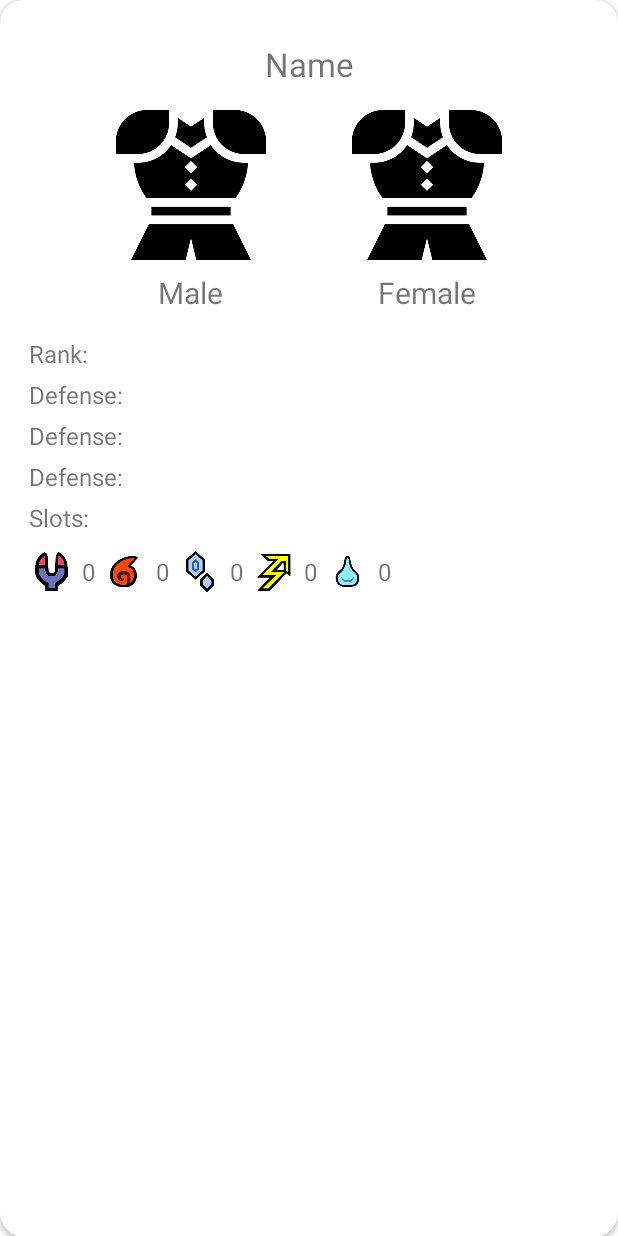
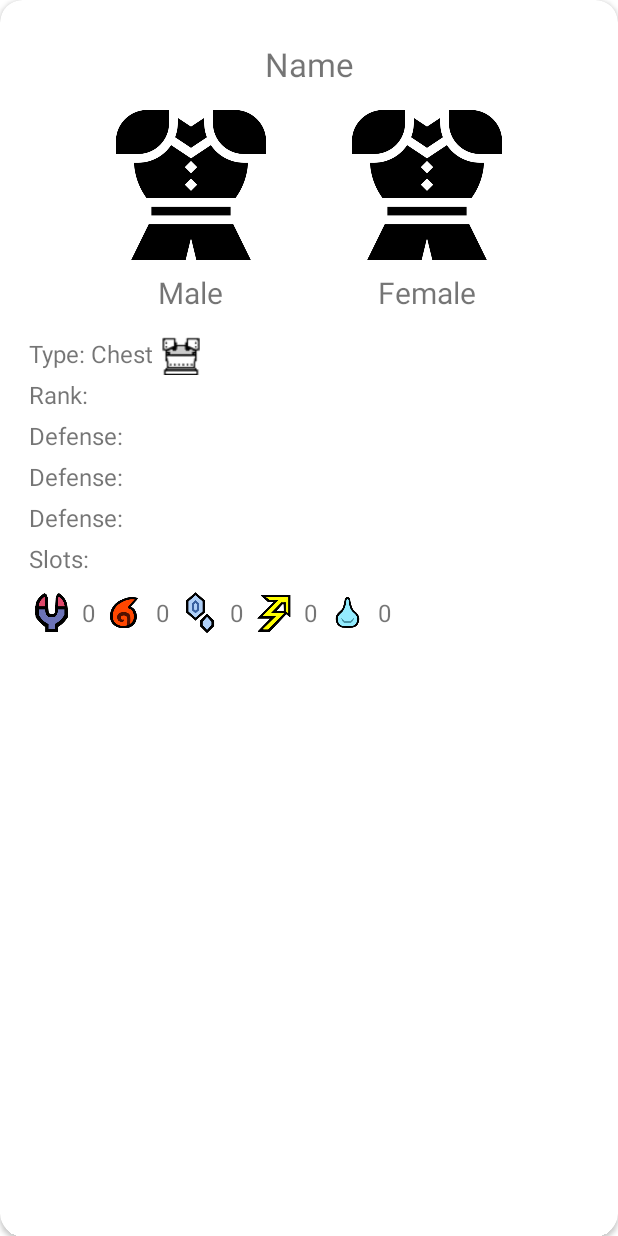
Before and after one commit to Houlak/monster-hunter, an Android app: the layout dialog_detail_armor.xml on its own in the app's theme, with its tools: preview values and no code run, on a phone screen of 412 x 824 dp. Run offline under Robolectric (Android 15) with nearby library versions, the phone set to English and light mode, and no system bars.

Commit message:
Added Armor Type Field

```diff
--- a/app/src/main/res/layout/dialog_detail_armor.xml
+++ b/app/src/main/res/layout/dialog_detail_armor.xml
@@ -81,6 +81,28 @@
             app:layout_constraintEnd_toEndOf="parent"
             app:layout_constraintStart_toStartOf="parent"
             app:layout_constraintTop_toBottomOf="@+id/lb_armor_male">
+
+        <LinearLayout
+            android:layout_width="wrap_content"
+            android:layout_height="wrap_content"
+            android:orientation="horizontal">
+
+            <TextView
+                android:id="@+id/lb_type"
+                android:layout_width="wrap_content"
+                android:layout_height="wrap_content"
+                android:layout_marginBottom="5dp"
+                android:textSize="16sp"
+                tools:text="Type: Chest" />
+
+            <ImageView
+                android:id="@+id/im_armor_type"
+                android:layout_width="25dp"
+                android:layout_height="25dp"
+                android:layout_marginStart="5dp"
+                tools:background="@drawable/ic_chest" />
+
+        </LinearLayout>
 
             <TextView
                 android:id="@+id/lb_rank"
```
Also changed, not shown: app/src/main/java/com/example/monster_hunter/data/models/Armor.kt (+13 -2 lines), app/src/main/java/com/example/monster_hunter/views/home/ArmorAdapter.kt (+8 -8 lines), app/src/main/java/com/example/monster_hunter/views/home/ArmorDetailDialog.kt (+8 -0 lines), app/src/main/res/layout/item_armor.xml (+22 -3 lines), app/src/main/res/drawable/ic_chest.png (added), app/src/main/res/drawable/ic_deco.png (added), app/src/main/res/drawable/ic_gloves.png (added), app/src/main/res/drawable/ic_head.png (added), app/src/main/res/drawable/ic_legs.png (added), app/src/main/res/drawable/ic_shield.png (added), app/src/main/res/drawable/ic_waist.png (added).
